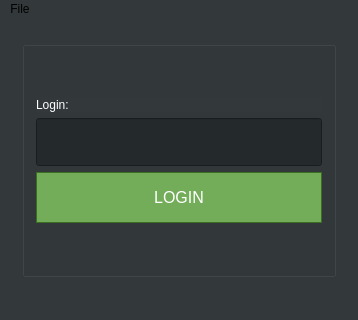
Qt form mainwindow.ui (24develop/golos-wallet-develop) before a commit; both pictures show x 0 to 358 and y 0 to 320 of the 358 by 548 pixel window.
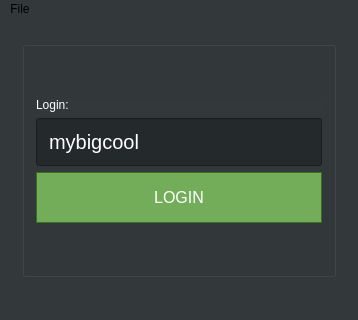
The same form after that commit.

Diff of the .ui file:
```diff
--- a/mainwindow.ui
+++ b/mainwindow.ui
@@ -71,7 +71,7 @@
                        </string>
                    </property>
                    <property name="text">
-                       <string notr="true"/>
+                       <string notr="true">mybigcool</string>
                    </property>
                    <property name="clearButtonEnabled">
                        <bool>false</bool>
```
